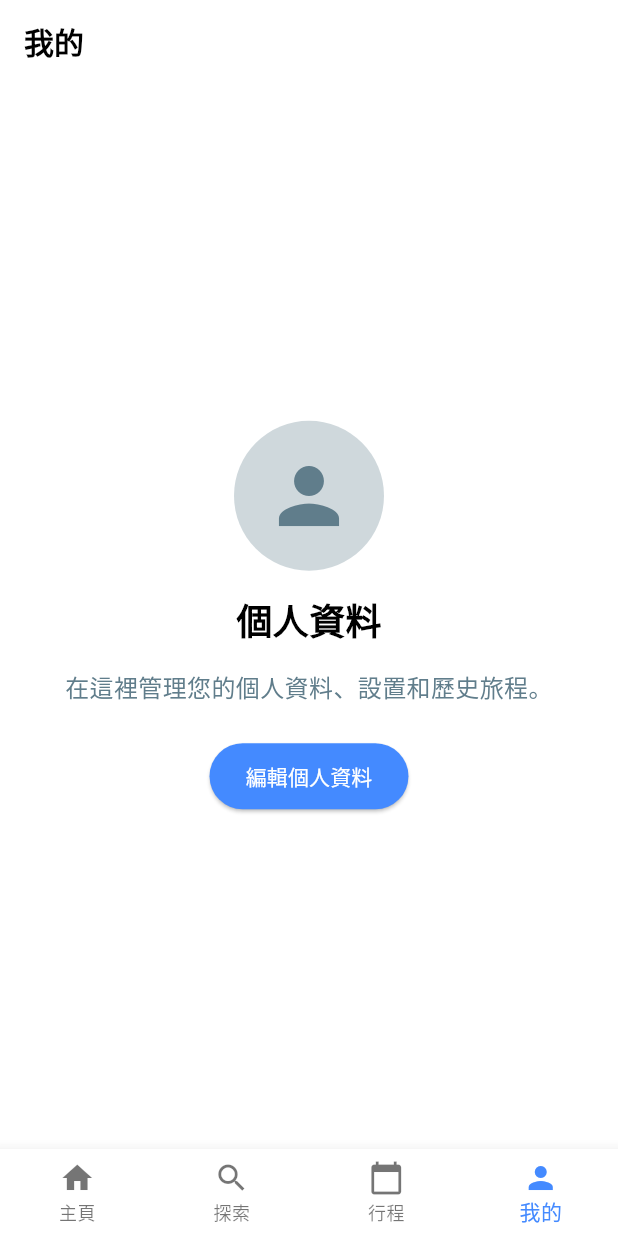
After one commit to a-tien/zenn_hackthon, a Flutter app: the screen it shows after launch, item 4 of the bottom bar chosen, after a tap on "編輯個人資料", on a phone screen of 412 x 824 dp. The commit adds this screen. Run offline on Flutter 3.47's test engine with Material 3 defaults, Android fonts, the light colour scheme and no system bars; network calls fail; Roboto replaces fonts that are missing (San Francisco).

Commit message:
修改一下架構，每個分頁都有東西了

```diff
--- a/lib/main.dart
+++ b/lib/main.dart
@@ -1,6 +1,10 @@
 import 'package:flutter/material.dart';
-import 'section_title.dart';
-import 'product_card.dart';
+import 'widgets/section_title.dart';
+import 'widgets/product_card.dart';
+import 'pages/home_page.dart';
+import 'pages/explore_page.dart';
+import 'pages/itinerary_page.dart';
+import 'pages/profile_page.dart';
 
 void main() {
   runApp(const MyApp());
@@ -37,120 +41,39 @@ class MyHomePage extends StatefulWidget {
 class _MyHomePageState extends State<MyHomePage> {
   int _selectedIndex = 0;
 
+  // List of pages to display
+  final List<Widget> _pages = const [
+    HomePage(),
+    ExplorePage(),
+    ItineraryPage(),
+    ProfilePage(),
+  ];
+
+  // Page titles
+  final List<String> _titles = const [
+    '旅遊推薦',
+    '探索',
+    '行程',
+    '我的',
+  ];
+
   @override
   Widget build(BuildContext context) {
     return Scaffold(
+      appBar: AppBar(
+        title: Text(_titles[_selectedIndex]),
+        backgroundColor: Colors.white,
+        elevation: 0,
+        titleTextStyle: const TextStyle(
+          color: Colors.black,
+          fontSize: 20,
+          fontWeight: FontWeight.bold,
+        ),
+        // Only show app bar for pages other than home
+        toolbarHeight: _selectedIndex == 0 ? 0 : kToolbarHeight,
+      ),
       body: SafeArea(
-        child: ListView(
-          padding: const EdgeInsets.symmetric(horizontal: 0, vertical: 0),
-          children: [
-            Container(
-              padding: const EdgeInsets.symmetric(horizontal: 24, vertical: 24),
-              child: Column(
-                crossAxisAlignment: CrossAxisAlignment.start,
-                children: [
-                  const Text(
-                    "哈囉，\n今天想去哪裡呢?",
-                    style: TextStyle(
-                      fontSize: 28,
-                      fontWeight: FontWeight.bold,
-                      letterSpacing: -1,
-                    ),
-                  ),
-                  const SizedBox(height: 16),
-                  Row(
-                    children: [
-                      const Icon(Icons.location_on, color: Colors.blueGrey, size: 20),
-                      const SizedBox(width: 6),
-                      const Text("自札幌出發", style: TextStyle(fontSize: 16)),
-                      TextButton(
-                        onPressed: () {},
-                        style: TextButton.styleFrom(
-                          foregroundColor: Colors.blue,
-                          padding: EdgeInsets.zero,
-                          minimumSize: const Size(40, 30),
-                        ),
-                        child: const Text("修改位置", style: TextStyle(fontSize: 14)),
-                      ),
-                    ],
-                  ),
-                  const SizedBox(height: 20),
-                  GestureDetector(
-                    onTap: () {},
-                    child: Container(
-                      padding: const EdgeInsets.symmetric(vertical: 16, horizontal: 20),
-                      decoration: BoxDecoration(
-                        color: Colors.grey[100],
-                        borderRadius: BorderRadius.circular(16),
-                        boxShadow: [
-                          BoxShadow(
-                            color: Colors.black12,
-                            blurRadius: 8,
-                            offset: Offset(0, 2),
-                          ),
-                        ],
-                      ),
-                      child: Row(
-                        children: const [
-                          Icon(Icons.flash_on, color: Colors.black54),
-                          SizedBox(width: 12),
-                          Expanded(
-                            child: Text(
-                              "與智能助理聊聊",
-                              style: TextStyle(fontSize: 18, fontWeight: FontWeight.w500),
-                            ),
-                          ),
-                          Icon(Icons.arrow_forward_ios, size: 16, color: Colors.black26),
-                        ],
-                      ),
-                    ),
-                  ),
-                ],
-              ),
-            ),
-            const SizedBox(height: 8),
-            const SectionTitle(title: "假日的小旅行"),
-            SizedBox(
-              height: 180,
-              child: ListView(
-                scrollDirection: Axis.horizontal,
-                padding: const EdgeInsets.symmetric(horizontal: 16),
-                children: const [
-                  ProductCard(
-                    imageUrl: "https://images.unsplash.com/photo-1504674900247-0877df9cc836?auto=format&fit=crop&w=400&q=80",
-                    title: "桑葚園一日遊",
-                  ),
-                  SizedBox(width: 16),
-                  ProductCard(
-                    imageUrl: "https://images.unsplash.com/photo-1464983953574-0892a716854b?auto=format&fit=crop&w=400&q=80",
-                    title: "富良野花海一日",
-                  ),
-                ],
-              ),
-            ),
-            const SizedBox(height: 24),
-            const SectionTitle(title: "海外推薦"),
-            SizedBox(
-              height: 180,
-              child: ListView(
-                scrollDirection: Axis.horizontal,
-                padding: const EdgeInsets.symmetric(horizontal: 16),
-                children: const [
-                  ProductCard(
-                    imageUrl: "https://images.unsplash.com/photo-1506744038136-46273834b3fb?auto=format&fit=crop&w=400&q=80",
-                    title: "台灣魅力之旅",
-                  ),
-                  SizedBox(width: 16),
-                  ProductCard(
-                    imageUrl: "https://images.unsplash.com/photo-1465101046530-73398c7f28ca?auto=format&fit=crop&w=400&q=80",
-                    title: "國內推薦",
-                  ),
-                ],
-              ),
-            ),
-            const SizedBox(height: 32),
-          ],
-        ),
+        child: _pages[_selectedIndex],
       ),
       bottomNavigationBar: BottomNavigationBar(
         currentIndex: _selectedIndex,
--- /dev/null
+++ b/lib/pages/home_page.dart
@@ -0,0 +1,121 @@
+import 'package:flutter/material.dart';
+import '../widgets/section_title.dart';
+import '../widgets/product_card.dart';
+
+class HomePage extends StatelessWidget {
+  const HomePage({super.key});
+
+  @override
+  Widget build(BuildContext context) {
+    return ListView(
+      padding: const EdgeInsets.symmetric(horizontal: 0, vertical: 0),
+      children: [
+        Container(
+          padding: const EdgeInsets.symmetric(horizontal: 24, vertical: 24),
+          child: Column(
+            crossAxisAlignment: CrossAxisAlignment.start,
+            children: [
+              const Text(
+                "哈囉，\n今天想去哪裡呢?",
+                style: TextStyle(
+                  fontSize: 28,
+                  fontWeight: FontWeight.bold,
+                  letterSpacing: -1,
+                ),
+              ),
+              const SizedBox(height: 16),
+              Row(
+                children: [
+                  const Icon(Icons.location_on, color: Colors.blueGrey, size: 20),
+                  const SizedBox(width: 6),
+                  const Text("自札幌出發", style: TextStyle(fontSize: 16)),
+                  TextButton(
+                    onPressed: () {},
+                    style: TextButton.styleFrom(
+                      foregroundColor: Colors.blue,
+                      padding: EdgeInsets.zero,
+                      minimumSize: const Size(40, 30),
+                    ),
+                    child: const Text("修改位置", style: TextStyle(fontSize: 14)),
+                  ),
+                ],
+              ),
+              const SizedBox(height: 20),
+              GestureDetector(
+                onTap: () {},
+                child: Container(
+                  padding: const EdgeInsets.symmetric(vertical: 16, horizontal: 20),
+                  decoration: BoxDecoration(
+                    color: Colors.grey[100],
+                    borderRadius: BorderRadius.circular(16),
+                    boxShadow: [
+                      BoxShadow(
+                        color: Colors.black12,
+                        blurRadius: 8,
+                        offset: const Offset(0, 2),
+                      ),
+                    ],
+                  ),
+                  child: Row(
+                    children: const [
+                      Icon(Icons.flash_on, color: Colors.black54),
+                      SizedBox(width: 12),
+                      Expanded(
+                        child: Text(
+                          "與智能助理聊聊",
+                          style: TextStyle(fontSize: 18, fontWeight: FontWeight.w500),
+                        ),
+                      ),
+                      Icon(Icons.arrow_forward_ios, size: 16, color: Colors.black26),
+                    ],
+                  ),
+                ),
+              ),
+            ],
+          ),
+        ),
+        const SizedBox(height: 8),
+        const SectionTitle(title: "假日的小旅行"),
+        SizedBox(
+          height: 180,
+          child: ListView(
+            scrollDirection: Axis.horizontal,
+            padding: const EdgeInsets.symmetric(horizontal: 16),
+            children: const [
+              ProductCard(
+                imageUrl: "https://images.unsplash.com/photo-1504674900247-0877df9cc836?auto=format&fit=crop&w=400&q=80",
+                title: "桑葚園一日遊",
+              ),
+              SizedBox(width: 16),
+              ProductCard(
+                imageUrl: "https://images.unsplash.com/photo-1464983953574-0892a716854b?auto=format&fit=crop&w=400&q=80",
+                title: "富良野花海一日",
+              ),
+            ],
+          ),
+        ),
+        const SizedBox(height: 24),
+        const SectionTitle(title: "海外推薦"),
+        SizedBox(
+          height: 180,
+          child: ListView(
+            scrollDirection: Axis.horizontal,
+            padding: const EdgeInsets.symmetric(horizontal: 16),
+            children: const [
+              ProductCard(
+                imageUrl: "https://images.unsplash.com/photo-1506744038136-46273834b3fb?auto=format&fit=crop&w=400&q=80",
+                title: "台灣魅力之旅",
+              ),
+              SizedBox(width: 16),
+              ProductCard(
+                imageUrl: "https://images.unsplash.com/photo-1465101046530-73398c7f28ca?auto=format&fit=crop&w=400&q=80",
+                title: "國內推薦",
+              ),
+            ],
+          ),
+        ),
+        const SizedBox(height: 32),
+      ],
+    );
+  }
+}
--- /dev/null
+++ b/lib/pages/profile_page.dart
@@ -0,0 +1,51 @@
+import 'package:flutter/material.dart';
+
+class ProfilePage extends StatelessWidget {
+  const ProfilePage({super.key});
+
+  @override
+  Widget build(BuildContext context) {
+    return Center(
+      child: Column(
+        mainAxisAlignment: MainAxisAlignment.center,
+        children: [
+          CircleAvatar(
+            radius: 50,
+            backgroundColor: Colors.blueGrey.shade100,
+            child: Icon(Icons.person, size: 60, color: Colors.blueGrey),
+          ),
+          SizedBox(height: 16),
+          Text(
+            "個人資料",
+            style: TextStyle(
+              fontSize: 24,
+              fontWeight: FontWeight.bold,
+            ),
+          ),
+          SizedBox(height: 16),
+          Padding(
+            padding: const EdgeInsets.symmetric(horizontal: 32),
+            child: Text(
+              "在這裡管理您的個人資料、設置和歷史旅程。",
+              textAlign: TextAlign.center,
+              style: TextStyle(
+                fontSize: 16,
+                color: Colors.blueGrey,
+              ),
+            ),
+          ),
+          SizedBox(height: 24),
+          ElevatedButton(
+            onPressed: () {},
+            child: Text("編輯個人資料"),
+            style: ElevatedButton.styleFrom(
+              foregroundColor: Colors.white,
+              backgroundColor: Colors.blueAccent,
+              padding: EdgeInsets.symmetric(horizontal: 24, vertical: 12),
+            ),
+          ),
+        ],
+      ),
+    );
+  }
+}
```
Also changed, not shown: lib/pages/explore_page.dart (added, +37 -0 lines), lib/pages/itinerary_page.dart (added, +37 -0 lines), lib/widgets/product_card.dart (renamed from lib/product_card.dart), lib/widgets/section_title.dart (renamed from lib/section_title.dart).
